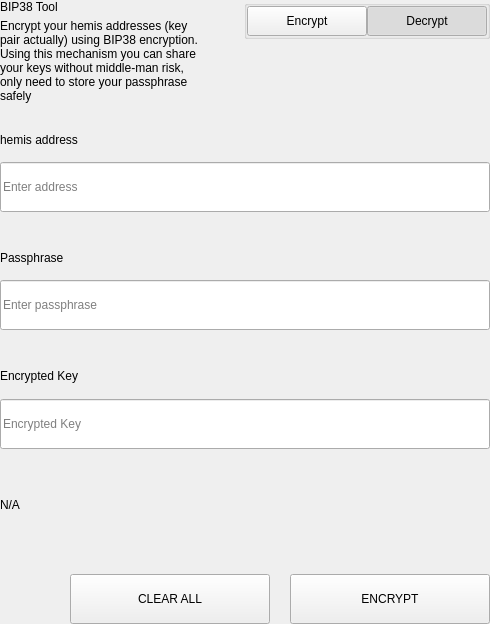
Before: the Qt Designer form src/qt/hemis/settings/forms/settingsbittoolwidget.ui in hypermoist/Hemis, drawn with Qt 5.
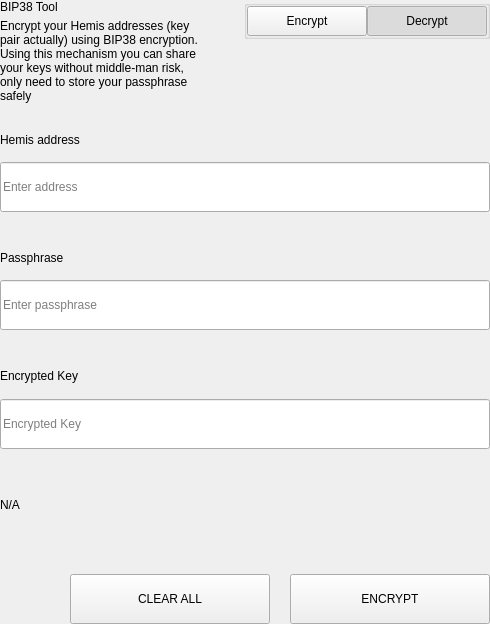
After: the same form once the commit is applied.

Commit message: hemis -> Hemis

Diff of the .ui file:
```diff
--- a/src/qt/hemis/settings/forms/settingsbittoolwidget.ui
+++ b/src/qt/hemis/settings/forms/settingsbittoolwidget.ui
@@ -69,7 +69,7 @@
             <item>
              <widget class="QLabel" name="labelSubtitle1">
               <property name="text">
-               <string>Encrypt your hemis addresses (key pair actually) using BIP38 encryption.
+               <string>Encrypt your Hemis addresses (key pair actually) using BIP38 encryption.
 Using this mechanism you can share your keys without middle-man risk, only need to store your passphrase safely</string>
               </property>
               <property name="wordWrap">
@@ -657,7 +657,7 @@
                   </size>
                  </property>
                  <property name="text">
-                  <string>hemis address</string>
+                  <string>Hemis address</string>
                  </property>
                 </widget>
                </item>
```
The commit also changes 961 other files.
